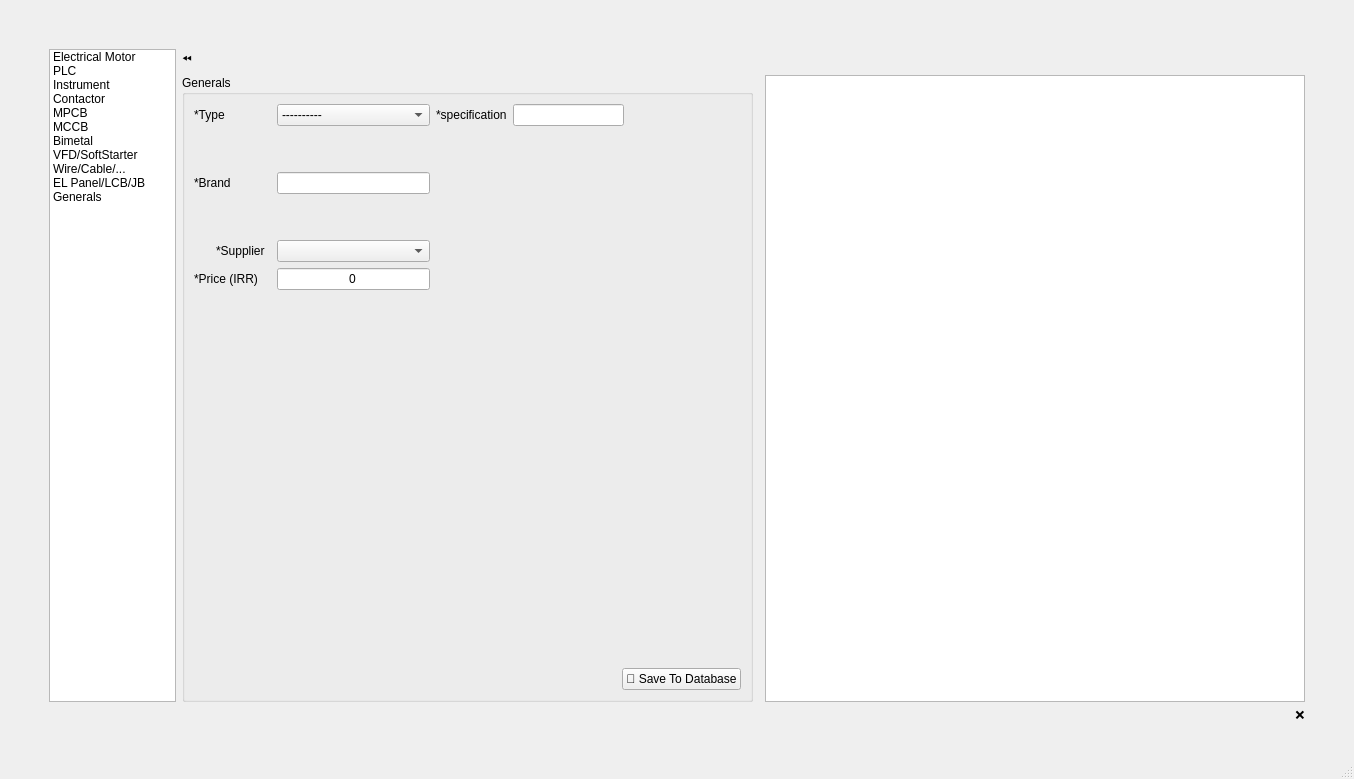
Above: ui/data_entry/data_entry.ui from AliTavakoliNiya/GriinPower before the change. Below: the same form after it.
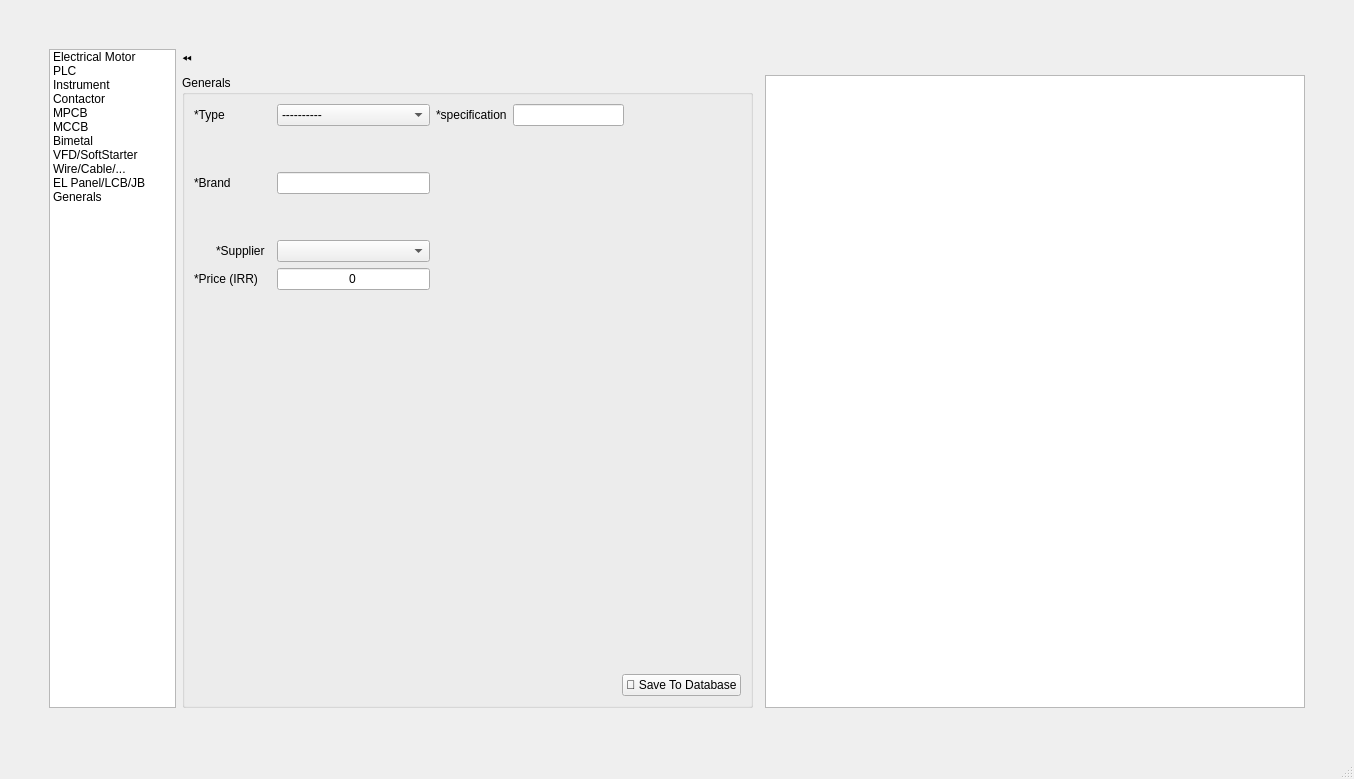
That is the form after the change. Icons and pictures are not drawn.

```diff
--- a/ui/data_entry/data_entry.ui
+++ b/ui/data_entry/data_entry.ui
@@ -4812,50 +4812,6 @@
       </property>
      </spacer>
     </item>
-    <item row="5" column="6" alignment="Qt::AlignRight|Qt::AlignTop">
-     <widget class="QPushButton" name="delete_item_btn">
-      <property name="maximumSize">
-       <size>
-        <width>17</width>
-        <height>17</height>
-       </size>
-      </property>
-      <property name="toolTip">
-       <string>Show/Hide Add New Motor</string>
-      </property>
-      <property name="styleSheet">
-       <string notr="true">QPushButton {
-    background-color: rgba(0, 0, 0, 0); /* Fully transparent background */
-    border: none;                      /* Optional: remove the border */
-}
-QPushButton:hover {
-	color: #d3dae3;
-	padding: 2px;
-	background-color: #F77F00;
-}
-
-QPushButton:pressed {
-	color: #d3dae3;
-	padding: 2px;
-	background-color: #F77F00;
-}
-QPushButton:pressed {
-	color: #d3dae3;
-	padding: 2px;
-	background-color: #2c2f2f;
-}</string>
-      </property>
-      <property name="text">
-       <string>❌</string>
-      </property>
-      <property name="iconSize">
-       <size>
-        <width>17</width>
-        <height>17</height>
-       </size>
-      </property>
-     </widget>
-    </item>
     <item row="0" column="1">
      <spacer name="verticalSpacer_8">
       <property name="orientation">
```
